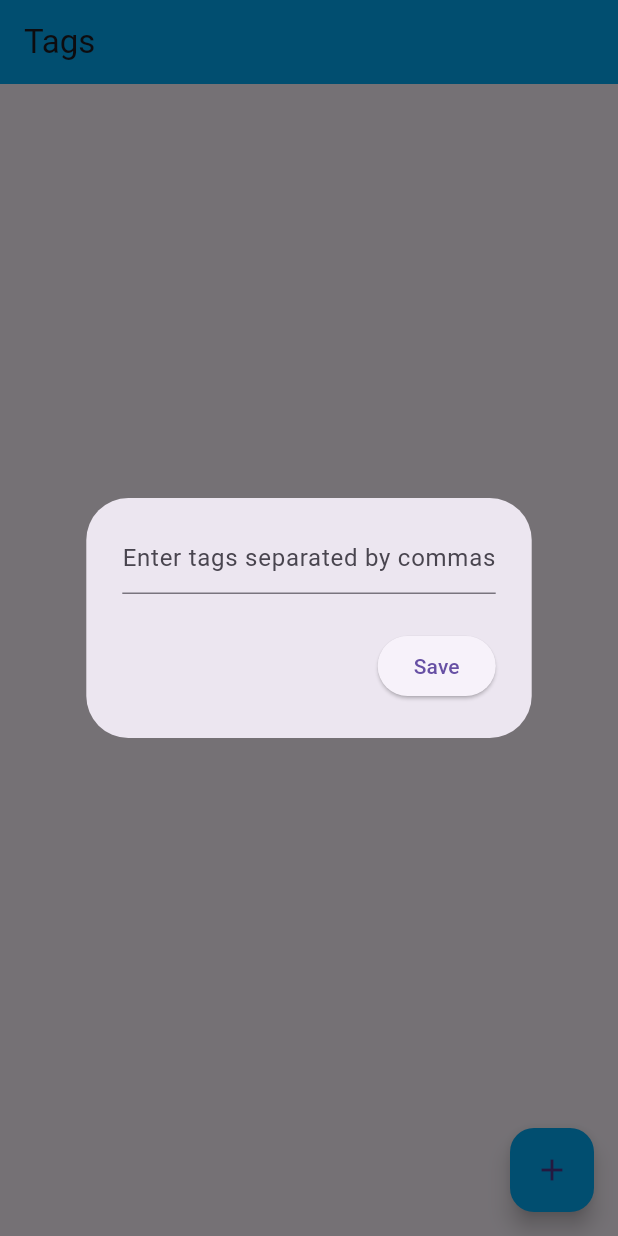
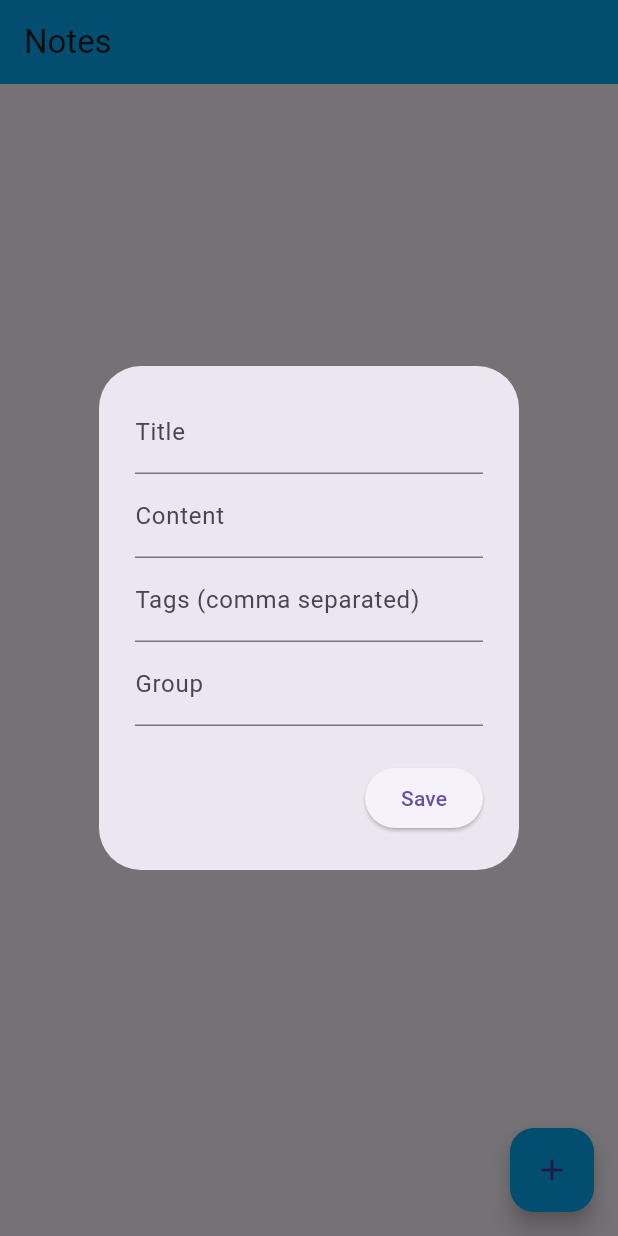
Before and after one commit to LuvinVictii/fp_ppb_e8, a Flutter app: the screen it shows after launch, after a tap on the "add" icon, on a phone screen of 412 x 824 dp. Run offline on Flutter 3.47's test engine with Material 3 defaults, Android fonts, the phone set to English and light mode, and no system bars; our stand-ins replace cloud_firestore, firebase_core; accounts and stored records are empty.

Commit message:
add: notes content

```diff
--- a/lib/main.dart
+++ b/lib/main.dart
@@ -1,9 +1,7 @@
-import 'package:fp_ppb_e8/pages/groups/groups_list.dart';
-import 'package:fp_ppb_e8/pages/tags/tags_list.dart';
+import 'package:fp_ppb_e8/pages/notes/notes_list.dart';
 import 'package:flutter/material.dart';
 import 'package:firebase_core/firebase_core.dart';
 import 'firebase_options.dart';
-
 void main() async {
   WidgetsFlutterBinding.ensureInitialized();
   await Firebase.initializeApp(
@@ -20,7 +18,7 @@ class MyApp extends StatelessWidget {
   Widget build(BuildContext context) {
     return const MaterialApp(
       debugShowCheckedModeBanner: false,
-      home: TagListPage(),
+      home: NotesListPage(),
     );
   }
 }
--- a/lib/pages/notes/notes_list.dart
+++ b/lib/pages/notes/notes_list.dart
@@ -0,0 +1,176 @@
+import 'package:cloud_firestore/cloud_firestore.dart';
+import 'package:fp_ppb_e8/service/notes_firestore.dart';
+import 'package:flutter/material.dart';
+
+class NotesListPage extends StatefulWidget {
+  const NotesListPage({super.key});
+
+  @override
+  State<NotesListPage> createState() => _NotesListPageState();
+}
+
+class _NotesListPageState extends State<NotesListPage> {
+  final NotesService firestoreService = NotesService();
+
+  final TextEditingController titleController = TextEditingController();
+  final TextEditingController contentController = TextEditingController();
+  final TextEditingController tagsController = TextEditingController();
+  final TextEditingController groupController = TextEditingController();
+
+  void openNoteBox({String? docID}) {
+    if (docID != null) {
+      // Prefill the text controllers with the existing data
+      firestoreService.notes.doc(docID).get().then((document) {
+        if (document.exists) {
+          Map<String, dynamic> data = document.data() as Map<String, dynamic>;
+          titleController.text = data['note_title'];
+          contentController.text = data['note_content'];
+          tagsController.text = data['note_tags'].join(', ');
+          groupController.text = data['note_group'];
+        }
+      });
+    }
+
+    showDialog(
+      context: context,
+      builder: (context) => AlertDialog(
+        content: SingleChildScrollView(
+          child: Column(
+            children: [
+              TextField(
+                controller: titleController,
+                decoration: InputDecoration(labelText: "Title"),
+              ),
+              TextField(
+                controller: contentController,
+                decoration: InputDecoration(labelText: "Content"),
+              ),
+              TextField(
+                controller: tagsController,
+                decoration: InputDecoration(labelText: "Tags (comma separated)"),
+              ),
+              TextField(
+                controller: groupController,
+                decoration: InputDecoration(labelText: "Group"),
+              ),
+            ],
+          ),
+        ),
+        actions: [
+          ElevatedButton(
+            onPressed: () {
+              List<String> tags = tagsController.text.split(',').map((tag) => tag.trim()).toList();
+
+              if (docID == null) {
+                firestoreService.addNote(
+                  titleController.text,
+                  contentController.text,
+                  tags,
+                  groupController.text,
+                );
+              } else {
+                firestoreService.updateNote(
+                  docID,
+                  titleController.text,
+                  contentController.text,
+                  tags,
+                  groupController.text,
+                );
+              }
+
+              titleController.clear();
+              contentController.clear();
+              tagsController.clear();
+              groupController.clear();
+
+              Navigator.pop(context);
+            },
+            child: const Text("Save"),
+          ),
+        ],
+      ),
+    );
+  }
+
+  @override
+  Widget build(BuildContext context) {
+    return Scaffold(
+      appBar: AppBar(
+        title: Text("Notes"),
+        backgroundColor: Colors.lightBlue,
+      ),
+      floatingActionButton: FloatingActionButton(
+        onPressed: () => openNoteBox(),
+        child: const Icon(Icons.add),
+        backgroundColor: Colors.lightBlue,
+      ),
+      body: StreamBuilder<QuerySnapshot>(
+        stream: firestoreService.getNotesStream(),
+        builder: (context, snapshot) {
+          if (snapshot.hasData) {
+            List<DocumentSnapshot> notesList = snapshot.data!.docs;
+
+            return ListView.builder(
+              itemCount: notesList.length,
+              itemBuilder: (context, index) {
+                DocumentSnapshot document = notesList[index];
+                String docID = document.id;
+
+                Map<String, dynamic> data = document.data() as Map<String, dynamic>;
+                String noteTitle = data['note_title'];
+                String noteContent = data['note_content'];
+                List<dynamic> noteTags = data['note_tags'];
+                String noteGroup = data['note_group'];
+
+                return ListTile(
+                  title: Text(noteTitle),
+                  subtitle: Text(noteContent),
+                  trailing: Row(
+                    mainAxisSize: MainAxisSize.min,
+                    children: [
+                      // Update
+                      IconButton(
+                        onPressed: () => openNoteBox(docID: docID),
+                        icon: const Icon(Icons.edit),
+                      ),
+                      // Delete
+                      IconButton(
+                        onPressed: () => firestoreService.deleteNote(docID),
+                        icon: const Icon(Icons.delete),
+                      ),
+                    ],
+                  ),
+                  onTap: () {
+                    showDialog(
+                      context: context,
+                      builder: (context) => AlertDialog(
+                        title: Text(noteTitle),
+                        content: Column(
+                          crossAxisAlignment: CrossAxisAlignment.start,
+                          mainAxisSize: MainAxisSize.min,
+                          children: [
+                            Text("Content: $noteContent"),
+                            Text("Tags: ${noteTags.join(', ')}"),
+                            Text("Group: $noteGroup"),
+                          ],
+                        ),
+                        actions: [
+                          ElevatedButton(
+                            onPressed: () => Navigator.pop(context),
+                            child: const Text("Close"),
+                          ),
+                        ],
+                      ),
+                    );
+                  },
+                );
+              },
+            );
+          } else {
+            return const Center(child: Text("No notes.."));
+          }
+        },
+      ),
+    );
+  }
+}
--- /dev/null
+++ b/lib/service/notes_firestore.dart
@@ -0,0 +1,37 @@
+import 'package:cloud_firestore/cloud_firestore.dart';
+
+class NotesService {
+  final CollectionReference notes =
+  FirebaseFirestore.instance.collection('notes');
+
+  Future<void> addNote(String title, String content, List<String> tags, String group) {
+    return notes.add({
+      'note_title': title,
+      'note_content': content,
+      'note_tags': tags,
+      'note_group': group,
+      'timestamp': Timestamp.now(),
+    });
+  }
+
+  Stream<QuerySnapshot> getNotesStream() {
+    final notesStream =
+    notes.orderBy('timestamp', descending: true).snapshots();
+
+    return notesStream;
+  }
+
+  Future<void> updateNote(String docID, String title, String content, List<String> tags, String group) {
+    return notes.doc(docID).update({
+      'note_title': title,
+      'note_content': content,
+      'note_tags': tags,
+      'note_group': group,
+      'timestamp': Timestamp.now(),
+    });
+  }
+
+  Future<void> deleteNote(String docID) {
+    return notes.doc(docID).delete();
+  }
+}
```
Also changed, not shown: pubspec.lock.
